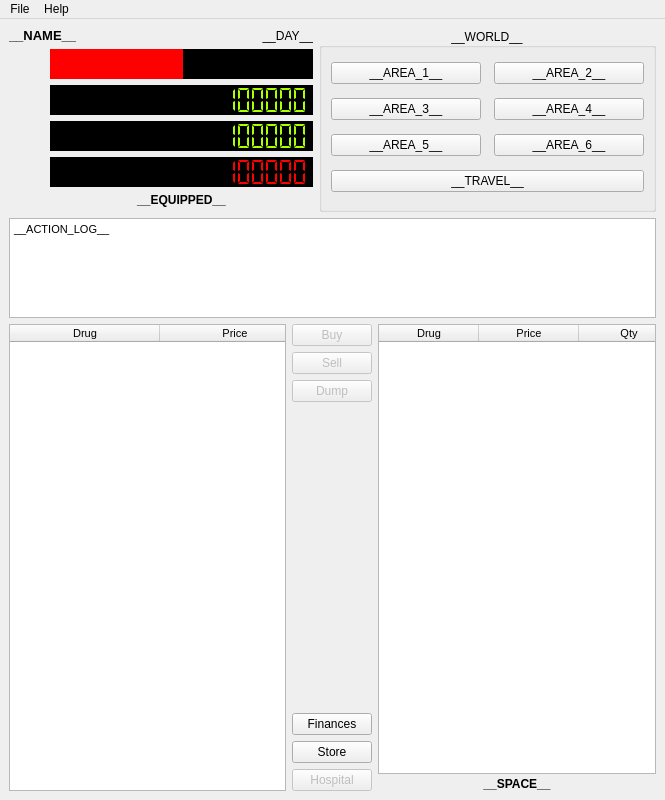
The window that dopewars/templates/main_window.ui (wizzomafizzo/dopewars) describes before a commit, drawn with Qt 5.
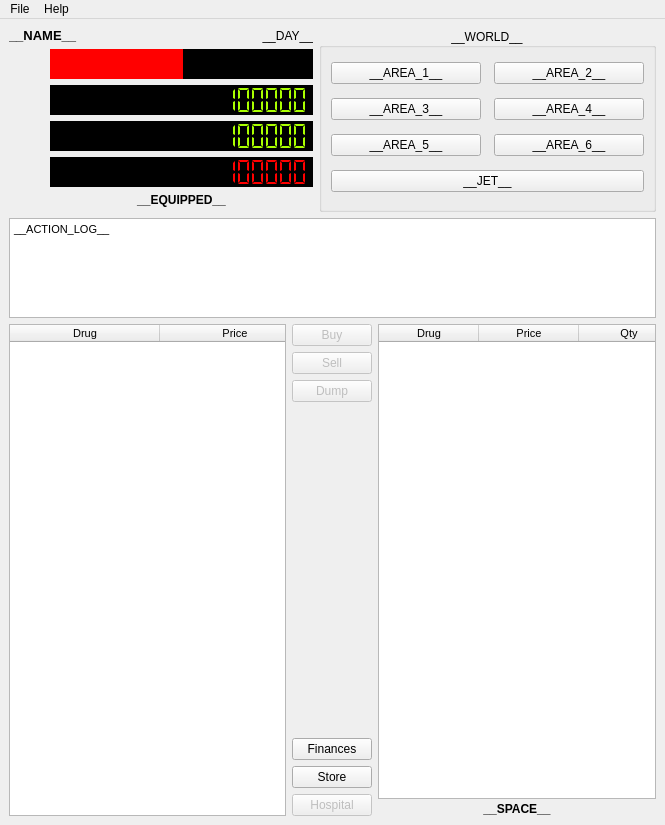
The same window after the commit. Icons and pictures are not drawn.

What changed in the file:
```diff
--- a/dopewars/templates/main_window.ui
+++ b/dopewars/templates/main_window.ui
@@ -7,7 +7,7 @@
     <x>0</x>
     <y>0</y>
     <width>665</width>
-    <height>800</height>
+    <height>825</height>
    </rect>
   </property>
   <property name="windowTitle">
@@ -406,7 +406,11 @@
          <item row="3" column="0" colspan="2">
           <widget class="QPushButton" name="pushButton">
            <property name="text">
-            <string>__TRAVEL__</string>
+            <string>__JET__</string>
+           </property>
+           <property name="icon">
+            <iconset resource="../dopewars.qrc">
+             <normaloff>:/glyph/icons/glyphicons-39-airplane.png</normaloff>:/glyph/icons/glyphicons-39-airplane.png</iconset>
            </property>
           </widget>
          </item>
```
Left out of the diff: 24 changed lines with no effect on the pictures.
